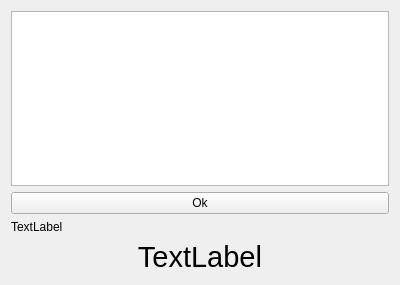
Qt form usb_notifier/Widget.ui (gcf89/qt) before a commit.
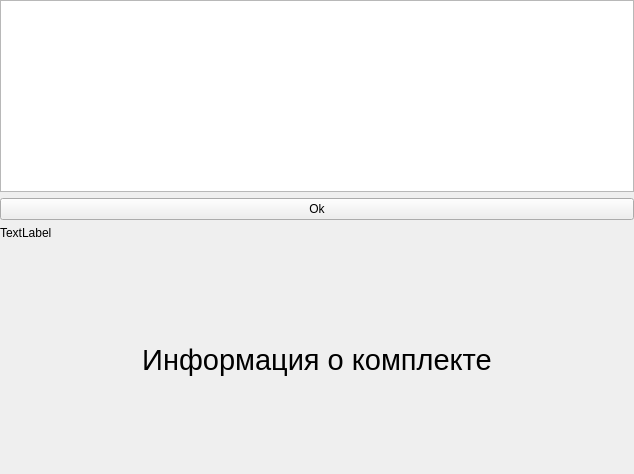
The same form after that commit.

Commit message: usb_notifier: fix gui

Diff of the .ui file:
```diff
--- a/usb_notifier/Widget.ui
+++ b/usb_notifier/Widget.ui
@@ -6,13 +6,27 @@
    <rect>
     <x>0</x>
     <y>0</y>
-    <width>400</width>
-    <height>285</height>
+    <width>634</width>
+    <height>474</height>
    </rect>
   </property>
   <property name="windowTitle">
    <string>USB Notifier</string>
   </property>
+  <layout class="QVBoxLayout" name="verticalLayout_2">
+   <property name="leftMargin">
+    <number>0</number>
+   </property>
+   <property name="topMargin">
+    <number>0</number>
+   </property>
+   <property name="rightMargin">
+    <number>0</number>
+   </property>
+   <property name="bottomMargin">
+    <number>0</number>
+   </property>
+   <item>
   <layout class="QVBoxLayout" name="verticalLayout">
    <item>
     <widget class="QTextEdit" name="textEdit">
@@ -35,6 +49,36 @@
      </property>
     </widget>
    </item>
+    </layout>
+   </item>
+   <item>
+    <spacer name="verticalSpacer">
+     <property name="orientation">
+      <enum>Qt::Vertical</enum>
+     </property>
+     <property name="sizeHint" stdset="0">
+      <size>
+       <width>20</width>
+       <height>74</height>
+      </size>
+     </property>
+    </spacer>
+   </item>
+   <item>
+    <layout class="QHBoxLayout" name="horizontalLayout">
+     <item>
+      <spacer name="horizontalSpacer">
+       <property name="orientation">
+        <enum>Qt::Horizontal</enum>
+       </property>
+       <property name="sizeHint" stdset="0">
+        <size>
+         <width>40</width>
+         <height>20</height>
+        </size>
+       </property>
+      </spacer>
+     </item>
    <item>
     <widget class="QLabel" name="labelWarn">
      <property name="font">
@@ -43,12 +87,40 @@
       </font>
      </property>
      <property name="text">
-      <string>TextLabel</string>
+        <string>&lt;html&gt;&lt;head/&gt;&lt;body&gt;&lt;p&gt;Информация о комплекте&lt;/p&gt;&lt;/body&gt;&lt;/html&gt;</string>
      </property>
      <property name="alignment">
       <set>Qt::AlignCenter</set>
      </property>
     </widget>
+     </item>
+     <item>
+      <spacer name="horizontalSpacer_2">
+       <property name="orientation">
+        <enum>Qt::Horizontal</enum>
+       </property>
+       <property name="sizeHint" stdset="0">
+        <size>
+         <width>40</width>
+         <height>20</height>
+        </size>
+       </property>
+      </spacer>
+     </item>
+    </layout>
+   </item>
+   <item>
+    <spacer name="verticalSpacer_2">
+     <property name="orientation">
+      <enum>Qt::Vertical</enum>
+     </property>
+     <property name="sizeHint" stdset="0">
+      <size>
+       <width>20</width>
+       <height>74</height>
+      </size>
+     </property>
+    </spacer>
    </item>
   </layout>
  </widget>
```
Lines whose indentation alone changed are shown as unchanged. The commit also changes 2 other files.
